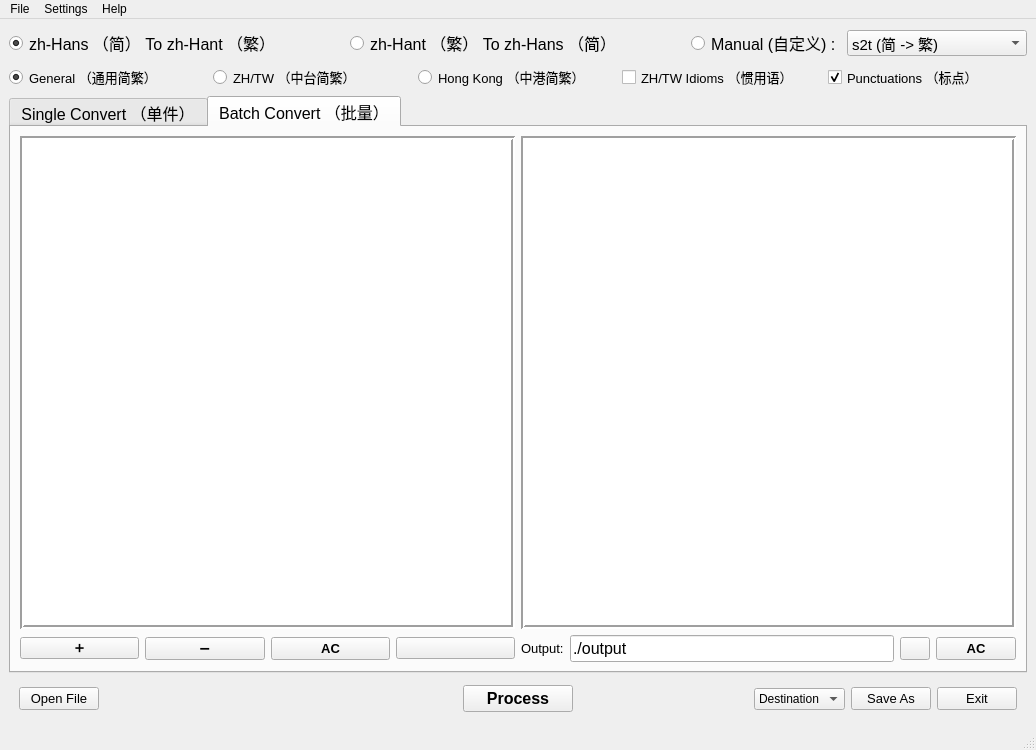
First picture: the form in form.ui, repository laisuk/OpenccPurepyGui, before the edit.
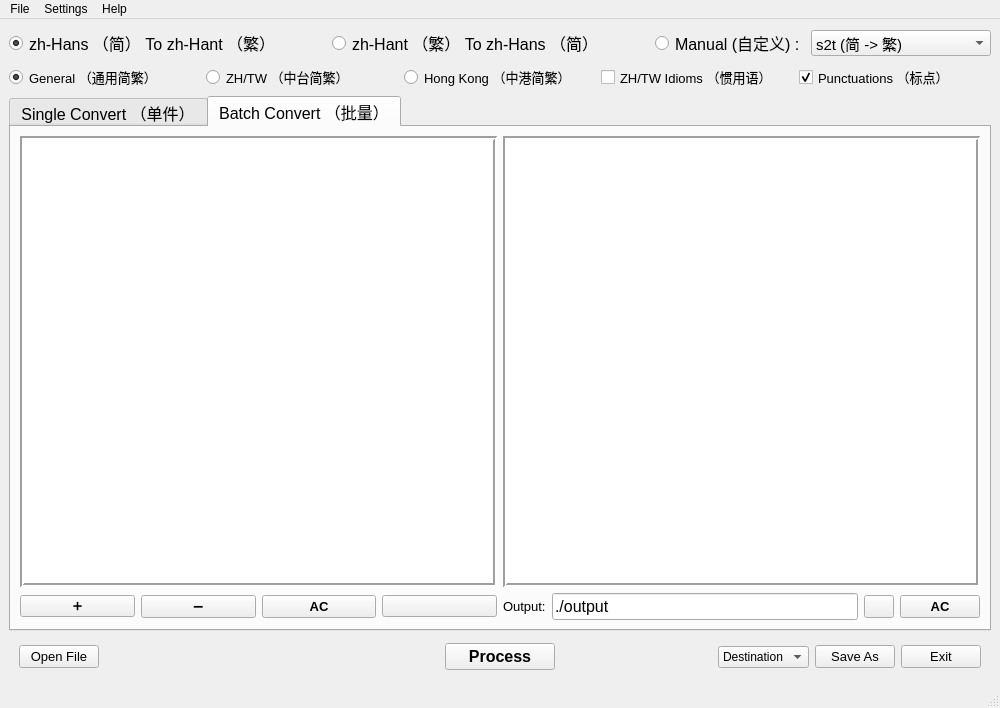
Second picture: the form after the edit. The open tabs and pages were chosen to show the change. Icons and pictures are not drawn. Custom widgets are drawn as their Qt base class.

Diff of the .ui file:
```diff
--- a/form.ui
+++ b/form.ui
@@ -6,8 +6,8 @@
    <rect>
     <x>0</x>
     <y>0</y>
-    <width>1036</width>
-    <height>750</height>
+    <width>1000</width>
+    <height>708</height>
    </rect>
   </property>
   <property name="windowTitle">
@@ -680,6 +680,12 @@
             <property name="lineWidth">
              <number>2</number>
             </property>
+            <property name="undoRedoEnabled">
+             <bool>false</bool>
+            </property>
+            <property name="readOnly">
+             <bool>true</bool>
+            </property>
            </widget>
           </item>
          </layout>
@@ -1010,7 +1016,7 @@
     <rect>
      <x>0</x>
      <y>0</y>
-     <width>1036</width>
+     <width>1000</width>
      <height>22</height>
     </rect>
    </property>
```
Left out of the diff: 5 changed lines with no effect on the pictures.
